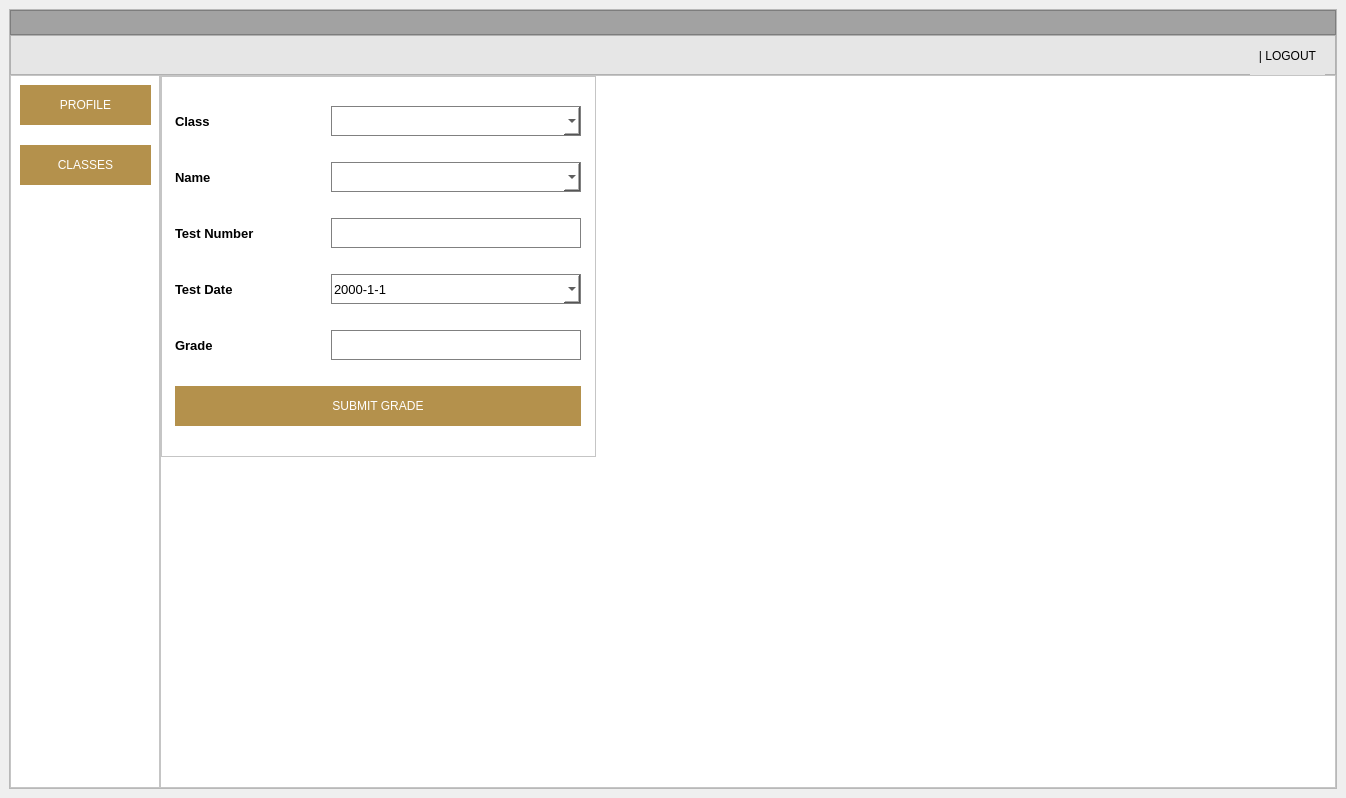
First picture: the form in final_design.ui, repository kparker99/University, before the edit.
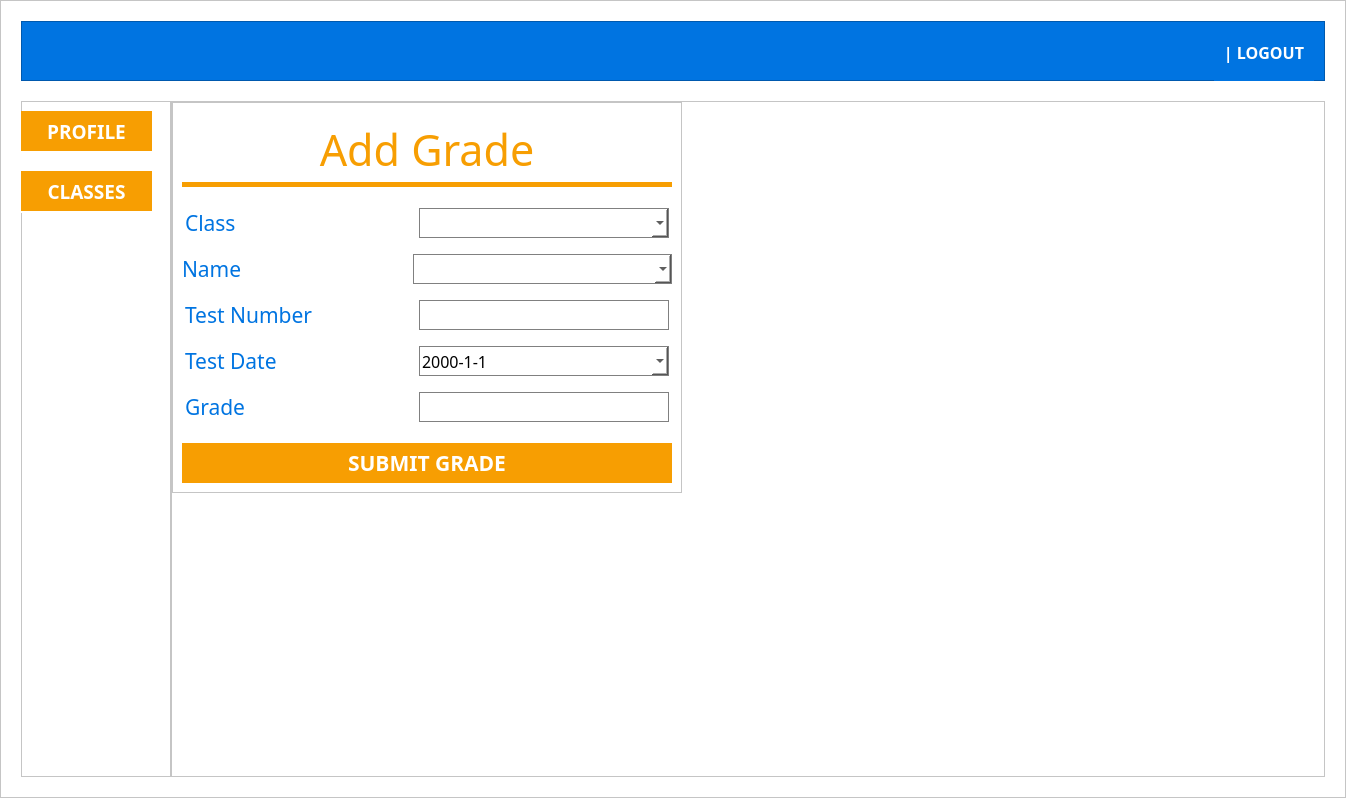
Second picture: the form after the edit. The open tabs and pages were chosen to show the change.

Diff of the .ui file:
```diff
--- a/final_design.ui
+++ b/final_design.ui
@@ -35,7 +35,7 @@
     <property name="bottomMargin">
      <number>0</number>
     </property>
-    <item row="0" column="0">
+    <item>
      <widget class="QStackedWidget" name="stackedWidget">
       <property name="sizePolicy">
        <sizepolicy hsizetype="Expanding" vsizetype="Expanding">
@@ -3191,7 +3191,22 @@
        </layout>
       </widget>
       <widget class="QWidget" name="teacher_page">
+       <property name="styleSheet">
+        <string notr="true">background-color: #ffffff;</string>
+       </property>
        <layout class="QGridLayout" name="gridLayout_6">
+        <property name="leftMargin">
+         <number>0</number>
+        </property>
+        <property name="topMargin">
+         <number>0</number>
+        </property>
+        <property name="rightMargin">
+         <number>0</number>
+        </property>
+        <property name="bottomMargin">
+         <number>0</number>
+        </property>
         <item row="0" column="0">
          <widget class="QFrame" name="frame_11">
           <property name="frameShape">
@@ -3202,66 +3217,41 @@
           </property>
           <layout class="QVBoxLayout" name="verticalLayout_12">
            <property name="spacing">
-            <number>0</number>
+            <number>20</number>
            </property>
            <property name="leftMargin">
-            <number>0</number>
+            <number>20</number>
            </property>
            <property name="topMargin">
-            <number>0</number>
+            <number>20</number>
            </property>
            <property name="rightMargin">
-            <number>0</number>
+            <number>20</number>
            </property>
            <property name="bottomMargin">
-            <number>0</number>
+            <number>20</number>
            </property>
            <item>
             <layout class="QVBoxLayout" name="verticalLayout_10">
              <property name="spacing">
               <number>0</number>
              </property>
-             <item>
-              <widget class="QFrame" name="top_bar_4">
-               <property name="minimumSize">
-                <size>
-                 <width>0</width>
-                 <height>25</height>
-                </size>
-               </property>
-               <property name="maximumSize">
-                <size>
-                 <width>16777215</width>
-                 <height>25</height>
-                </size>
-               </property>
-               <property name="styleSheet">
-                <string notr="true">background-color: rgb(162, 162, 162);</string>
-               </property>
-               <property name="frameShape">
-                <enum>QFrame::StyledPanel</enum>
-               </property>
-               <property name="frameShadow">
-                <enum>QFrame::Raised</enum>
-               </property>
-              </widget>
-             </item>
              <item>
               <widget class="QFrame" name="lower_bar_2">
                <property name="minimumSize">
                 <size>
                  <width>0</width>
-                 <height>40</height>
+                 <height>60</height>
                 </size>
                </property>
                <property name="maximumSize">
                 <size>
                  <width>16777215</width>
-                 <height>40</height>
+                 <height>60</height>
                 </size>
                </property>
                <property name="styleSheet">
-                <string notr="true">background-color: rgb(230, 230, 230);</string>
+                <string notr="true">background-color: #0074E1;</string>
                </property>
                <property name="frameShape">
                 <enum>QFrame::StyledPanel</enum>
@@ -3301,13 +3291,14 @@
                   </property>
                   <property name="font">
                    <font>
-                    <pointsize>10</pointsize>
-                    <weight>50</weight>
-                    <bold>false</bold>
+                    <family>Roboto Slab</family>
+                    <pointsize>12</pointsize>
+                    <weight>75</weight>
+                    <bold>true</bold>
                    </font>
                   </property>
                   <property name="styleSheet">
-                   <string notr="true">color: black;</string>
+                   <string notr="true">color: #ffffff;</string>
                   </property>
                   <property name="text">
                    <string>&lt;user_welcome&gt;</string>
@@ -3318,20 +3309,28 @@
                  <widget class="QPushButton" name="t_logout_btn">
                   <property name="minimumSize">
                    <size>
-                    <width>0</width>
-                    <height>40</height>
-                   </size>
-                  </property>
-                  <property name="maximumSize">
-                   <size>
                     <width>75</width>
+                    <height>60</height>
+                   </size>
+                  </property>
+                  <property name="maximumSize">
+                   <size>
+                    <width>100</width>
                     <height>16777215</height>
                    </size>
                   </property>
+                  <property name="font">
+                   <font>
+                    <family>Roboto Slab</family>
+                    <pointsize>12</pointsize>
+                    <weight>75</weight>
+                    <bold>true</bold>
+                   </font>
+                  </property>
                   <property name="styleSheet">
                    <string notr="true">border-style: outset;
 border-width: 0px;
-</string>
+color: #ffffff;</string>
                   </property>
                   <property name="text">
                    <string>| LOGOUT</string>
@@ -3369,7 +3368,7 @@
                 </size>
                </property>
                <property name="styleSheet">
-                <string notr="true">background-color: rgb(255, 255, 255);</string>
+                <string notr="true"/>
                </property>
                <property name="frameShape">
                 <enum>QFrame::StyledPanel</enum>
@@ -3380,7 +3379,7 @@
                <widget class="QWidget" name="layoutWidget_2">
                 <property name="geometry">
                  <rect>
-                  <x>10</x>
+                  <x>0</x>
                   <y>10</y>
                   <width>131</width>
                   <height>102</height>
@@ -3410,12 +3409,20 @@
                      <height>40</height>
                     </size>
                    </property>
+                   <property name="font">
+                    <font>
+                     <family>Roboto Slab</family>
+                     <pointsize>14</pointsize>
+                     <weight>75</weight>
+                     <bold>true</bold>
+                    </font>
+                   </property>
                    <property name="styleSheet">
-                    <string notr="true">background-color: rgb(180, 145, 76);
-font: 12pt &quot;Montserrat SemiBold&quot;;
-color: white;
-border-style: outset;
-border-width: 0px;</string>
+                    <string notr="true">background-color: #F79E02;
+color: #ffffff;
+border-style: none;
+border: 3px solid #F79E02;
+outline: none;</string>
                    </property>
                    <property name="text">
                     <string>PROFILE</string>
@@ -3442,12 +3449,20 @@
                      <height>40</height>
                     </size>
                    </property>
+                   <property name="font">
+                    <font>
+                     <family>Roboto Slab</family>
+                     <pointsize>14</pointsize>
+                     <weight>75</weight>
+                     <bold>true</bold>
+                    </font>
+                   </property>
                    <property name="styleSheet">
-                    <string notr="true">background-color: rgb(180, 145, 76);
-font: 12pt &quot;Montserrat SemiBold&quot;;
-color: white;
-border-style: outset;
-border-width: 0px;</string>
+                    <string notr="true">background-color: #F79E02;
+color: #ffffff;
+border-style: none;
+border: 3px solid #F79E02;
+outline: none;</string>
                    </property>
                    <property name="text">
                     <string>CLASSES</string>
@@ -3467,7 +3482,7 @@
                 </sizepolicy>
                </property>
                <property name="styleSheet">
-                <string notr="true">background-color: rgb(255, 255, 255);</string>
+                <string notr="true"/>
                </property>
                <property name="frameShape">
                 <enum>QFrame::StyledPanel</enum>
@@ -3879,8 +3894,8 @@
                      <rect>
                       <x>0</x>
                       <y>0</y>
-                      <width>435</width>
-                      <height>381</height>
+                      <width>510</width>
+                      <height>391</height>
                      </rect>
                     </property>
                     <property name="frameShape">
@@ -3889,7 +3904,44 @@
                     <property name="frameShadow">
                      <enum>QFrame::Raised</enum>
                     </property>
-                    <layout class="QHBoxLayout" name="horizontalLayout_16">
+                    <layout class="QVBoxLayout" name="verticalLayout_19">
+                     <item>
+                      <widget class="QLabel" name="label_26">
+                       <property name="font">
+                        <font>
+                         <family>Roboto Slab SemiBold</family>
+                         <pointsize>32</pointsize>
+                        </font>
+                       </property>
+                       <property name="styleSheet">
+                        <string notr="true">text-transform: uppercase;
+color: #F79E02;
+border-bottom: 5px solid #F79E02;</string>
+                       </property>
+                       <property name="text">
+                        <string>Add Grade</string>
+                       </property>
+                       <property name="alignment">
+                        <set>Qt::AlignCenter</set>
+                       </property>
+                      </widget>
+                     </item>
+                     <item>
+                      <spacer name="verticalSpacer_12">
+                       <property name="orientation">
+                        <enum>Qt::Vertical</enum>
+                       </property>
+                       <property name="sizeType">
+                        <enum>QSizePolicy::Fixed</enum>
+                       </property>
+                       <property name="sizeHint" stdset="0">
+                        <size>
+                         <width>20</width>
+                         <height>10</height>
+                        </size>
+                       </property>
+                      </spacer>
+                     </item>
                      <item>
                       <layout class="QVBoxLayout" name="verticalLayout_2">
                        <item>
@@ -3898,23 +3950,30 @@
                           <widget class="QLabel" name="label_19">
                            <property name="minimumSize">
                             <size>
-                             <width>150</width>
-                             <height>20</height>
+                             <width>225</width>
+                             <height>40</height>
                             </size>
                            </property>
                            <property name="maximumSize">
                             <size>
-                             <width>150</width>
-                             <height>20</height>
+                             <width>225</width>
+                             <height>40</height>
                             </size>
                            </property>
                            <property name="font">
                             <font>
-                             <pointsize>10</pointsize>
-                             <weight>75</weight>
-                             <bold>true</bold>
+                             <family>Montserrat SemiBold</family>
+                             <pointsize>16</pointsize>
+                             <weight>50</weight>
+                             <bold>false</bold>
                             </font>
                            </property>
+                           <property name="styleSheet">
+                            <string notr="true">color: #0074E1;
+text-transform: uppercase;
+
+</string>
+                           </property>
                            <property name="text">
                             <string>Class</string>
                            </property>
@@ -3934,6 +3993,12 @@
                              <height>30</height>
                             </size>
                            </property>
+                           <property name="font">
+                            <font>
+                             <family>Montserrat SemiBold</family>
+                             <pointsize>12</pointsize>
+                            </font>
+                           </property>
                            <property name="styleSheet">
                             <string notr="true">
 border: 1px solid #808080;</string>
@@ -3948,23 +4013,29 @@
                           <widget class="QLabel" name="label_13">
                            <property name="minimumSize">
                             <size>
-                             <width>150</width>
-                             <height>20</height>
+                             <width>225</width>
+                             <height>40</height>
                             </size>
                            </property>
                            <property name="maximumSize">
                             <size>
-                             <width>150</width>
-                             <height>20</height>
+                             <width>225</width>
+                             <height>40</height>
                             </size>
                            </property>
                            <property name="font">
                             <font>
-                             <pointsize>10</pointsize>
-                             <weight>75</weight>
-                             <bold>true</bold>
+                             <family>Montserrat SemiBold</family>
+                             <pointsize>16</pointsize>
+                             <weight>50</weight>
+                             <bold>false</bold>
                             </font>
                            </property>
+                           <property name="styleSheet">
+                            <string notr="true">color: #0074E1;
+text-transform: uppercase;
+</string>
+                           </property>
                            <property name="text">
                             <string>Name</string>
                            </property>
@@ -3984,6 +4055,12 @@
                              <height>30</height>
                             </size>
                            </property>
+                           <property name="font">
+                            <font>
+                             <family>Montserrat SemiBold</family>
+                             <pointsize>12</pointsize>
+                            </font>
+                           </property>
                            <property name="styleSheet">
                             <string notr="true">
 border: 1px solid #808080;</string>
@@ -3998,23 +4075,29 @@
                           <widget class="QLabel" name="label_16">
                            <property name="minimumSize">
                             <size>
-                             <width>150</width>
-                             <height>20</height>
+                             <width>225</width>
+                             <height>40</height>
                             </size>
                            </property>
                            <property name="maximumSize">
                             <size>
-                             <width>150</width>
-                             <height>20</height>
+                             <width>225</width>
+                             <height>40</height>
                             </size>
                            </property>
                            <property name="font">
                             <font>
-                             <pointsize>10</pointsize>
-                             <weight>75</weight>
-                             <bold>true</bold>
+                             <family>Montserrat SemiBold</family>
+                             <pointsize>16</pointsize>
+                             <weight>50</weight>
+                             <bold>false</bold>
                             </font>
                            </property>
+                           <property name="styleSheet">
+                            <string notr="true">color: #0074E1;
+text-transform: uppercase;
+</string>
+                           </property>
                            <property name="text">
                             <string>Test Number</string>
                            </property>
@@ -4036,7 +4119,8 @@
                            </property>
                            <property name="font">
                             <font>
-                             <pointsize>10</pointsize>
+                             <family>Montserrat SemiBold</family>
+                             <pointsize>12</pointsize>
                             </font>
                            </property>
                            <property name="cursor">
@@ -4059,23 +4143,29 @@
                           <widget class="QLabel" name="label_17">
                            <property name="minimumSize">
                             <size>
-                             <width>150</width>
-                             <height>20</height>
+                             <width>225</width>
+                             <height>40</height>
                             </size>
                            </property>
                            <property name="maximumSize">
                             <size>
-                             <width>150</width>
-                             <height>20</height>
+                             <width>225</width>
+                             <height>40</height>
                             </size>
                            </property>
                            <property name="font">
                             <font>
-                             <pointsize>10</pointsize>
-                             <weight>75</weight>
-                             <bold>true</bold>
+                             <family>Montserrat SemiBold</family>
+                             <pointsize>16</pointsize>
+                             <weight>50</weight>
+                             <bold>false</bold>
                             </font>
                            </property>
+                           <property name="styleSheet">
+                            <string notr="true">color: #0074E1;
+text-transform: uppercase;
+</string>
+                           </property>
                            <property name="text">
                             <string>Test Date</string>
                            </property>
@@ -4097,7 +4187,8 @@
                            </property>
                            <property name="font">
                             <font>
-                             <pointsize>10</pointsize>
+                             <family>Montserrat SemiBold</family>
+                             <pointsize>12</pointsize>
                             </font>
                            </property>
                            <property name="styleSheet">
@@ -4150,23 +4241,29 @@
                           <widget class="QLabel" name="label_18">
                            <property name="minimumSize">
                             <size>
-                             <width>150</width>
-                             <height>20</height>
+                             <width>225</width>
+                             <height>40</height>
                             </size>
                            </property>
                            <property name="maximumSize">
                             <size>
-                             <width>150</width>
-                             <height>20</height>
+                             <width>225</width>
+                             <height>40</height>
                             </size>
                            </property>
                            <property name="font">
                             <font>
-                             <pointsize>10</pointsize>
-                             <weight>75</weight>
-                             <bold>true</bold>
+                             <family>Montserrat SemiBold</family>
+                             <pointsize>16</pointsize>
+                             <weight>50</weight>
+                             <bold>false</bold>
                             </font>
                            </property>
+                           <property name="styleSheet">
+                            <string notr="true">color: #0074E1;
+text-transform: uppercase;
+</string>
+                           </property>
                            <property name="text">
                             <string>Grade</string>
                            </property>
@@ -4188,7 +4285,8 @@
                            </property>
                            <property name="font">
                             <font>
-                             <pointsize>10</pointsize>
+                             <family>Montserrat SemiBold</family>
+                             <pointsize>12</pointsize>
                             </font>
                            </property>
                            <property name="cursor">
@@ -4205,6 +4303,22 @@
                          </item>
                         </layout>
                        </item>
+                       <item>
+                        <spacer name="verticalSpacer_11">
+                         <property name="orientation">
+                          <enum>Qt::Vertical</enum>
+                         </property>
+                         <property name="sizeType">
+                          <enum>QSizePolicy::Fixed</enum>
+                         </property>
+                         <property name="sizeHint" stdset="0">
+                          <size>
+                           <width>20</width>
+                           <height>10</height>
+                          </size>
+                         </property>
+                        </spacer>
+                       </item>
                        <item>
                         <widget class="QPushButton" name="t_addgrade_submit_btn">
                          <property name="minimumSize">
@@ -4219,12 +4333,20 @@
                            <height>40</height>
                           </size>
                          </property>
+                         <property name="font">
+                          <font>
+                           <family>Roboto Slab</family>
+                           <pointsize>16</pointsize>
+                           <weight>75</weight>
+                           <bold>true</bold>
+                          </font>
+                         </property>
                          <property name="styleSheet">
-                          <string notr="true">background-color: rgb(180, 145, 76);
-font: 12pt &quot;Montserrat SemiBold&quot;;
-color: white;
-border-style: outset;
-border-width: 0px;</string>
+                          <string notr="true">background-color: #F79E02;
+color: #ffffff;
+border-style: none;
+border: 3px solid #F79E02;
+outline: none;</string>
                          </property>
                          <property name="text">
                           <string>SUBMIT GRADE</string>
```
Left out of the diff: 491 changed lines with no effect on the pictures.
